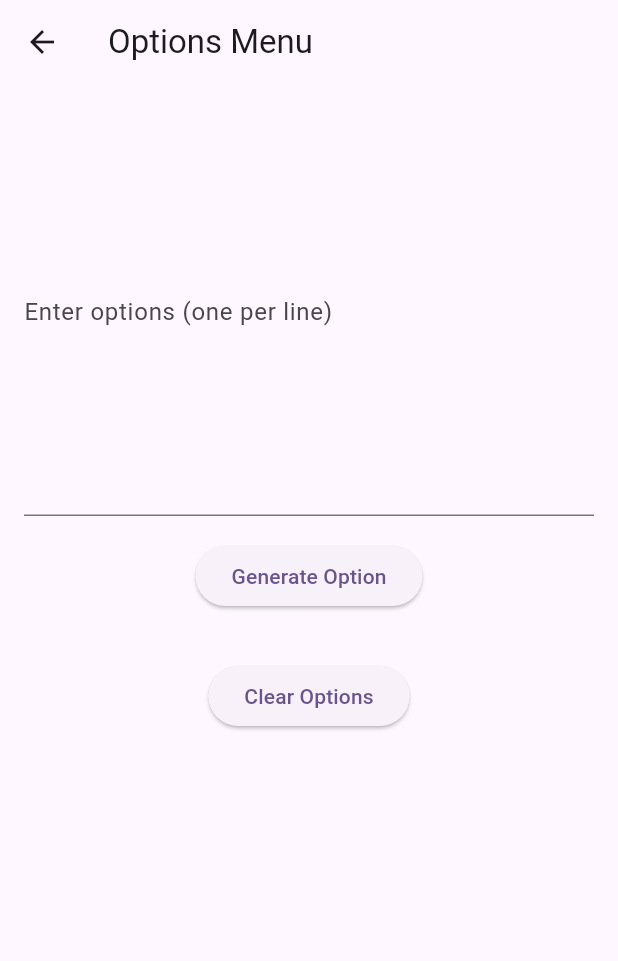
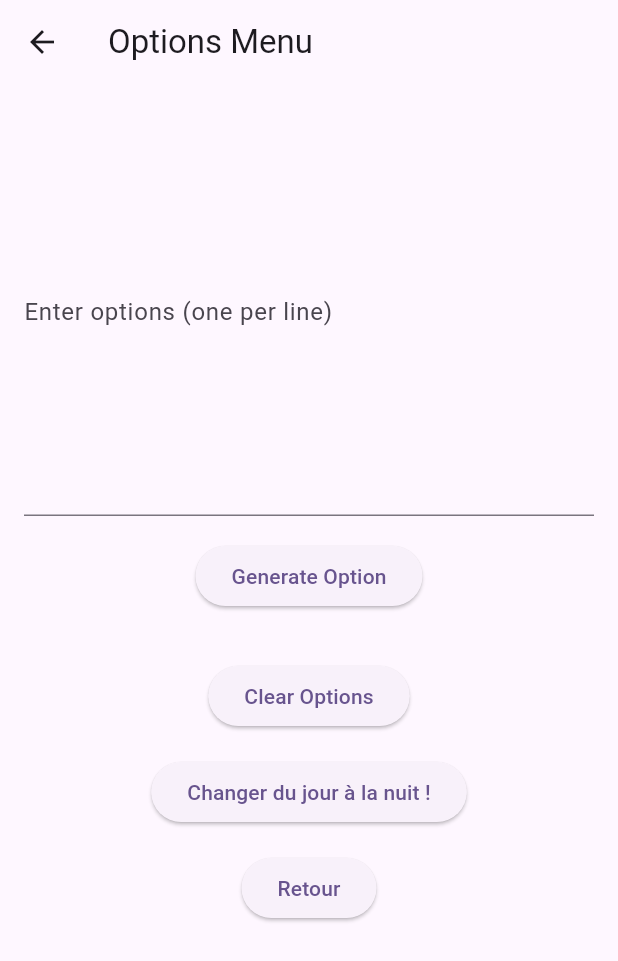
Before and after one commit to merretloic/AVA, a Flutter app: the screen it shows after launch, after a tap on the "settings" icon, on a phone screen of 412 x 824 dp. Shown: the top 961 px of the screen. Run offline on Flutter 3.47's test engine with Material 3 defaults, Android fonts, the light colour scheme and no system bars.

Commit message:
Started options menu, added configurations manager and a first test with date

```diff
--- /dev/null
+++ b/ava_frontend/lib/configurationManager.dart
@@ -0,0 +1,26 @@
+import 'package:flutter/material.dart';
+
+class ConfigurationManager {
+  final ValueNotifier<String> _styleNotifier = ValueNotifier<String>("Day");
+
+  String get style => _styleNotifier.value;
+
+  void setStyle(String newStyle) {
+    _styleNotifier.value = newStyle;
+  }
+
+  String getStyle() {
+    return _styleNotifier.value;
+  }
+
+  void updateStyle() {
+    final currentHour = DateTime.now().hour;
+    if (currentHour >= 18 || currentHour < 6) {
+      _styleNotifier.value = "Night";
+    } else {
+      _styleNotifier.value = "Day";
+    }
+  }
+
+  ValueNotifier<String> get styleNotifier => _styleNotifier;
+}
--- a/ava_frontend/lib/main.dart
+++ b/ava_frontend/lib/main.dart
@@ -1,5 +1,7 @@
+import 'package:ava_frontend/lifeStyleEditing.dart';
 import 'package:flutter/material.dart';
 import 'optionsMenu.dart';
+import 'configurationManager.dart';
 
 void main() {
   runApp(const MyApp());
@@ -11,20 +13,23 @@
   // This widget is the root of your application.
   @override
   Widget build(BuildContext context) {
+    ConfigurationManager config = ConfigurationManager();
+
     return MaterialApp(
       title: 'Flutter Demo',
       theme: ThemeData(
         colorScheme: ColorScheme.fromSeed(seedColor: Colors.deepPurple),
         useMaterial3: true,
       ),
-      home: const MyHomePage(title: 'Flutter Demo Home Page'),
+      home: MyHomePage(title: 'Flutter Demo Home Page', config: config),
     );
   }
 }
 
 class MyHomePage extends StatefulWidget {
-  const MyHomePage({super.key, required this.title});
+  const MyHomePage({super.key, required this.title, required this.config});
   final String title;
+  final ConfigurationManager config;
 
   @override
   State<MyHomePage> createState() => _MyHomePageState();
@@ -32,14 +37,18 @@
 
 class _MyHomePageState extends State<MyHomePage> {
   int _counter = 0;
+  late final ConfigurationManager configManager;
+  String get style => configManager.style;
+
+  @override
+  void initState() {
+    super.initState();
+    configManager = widget.config;
+    print(configManager.style); // Ajout de l'instruction print
+  }
 
   void _incrementCounter() {
     setState(() {
-      // This call to setState tells the Flutter framework that something has
-      // changed in this State, which causes it to rerun the build method below
-      // so that the display can reflect the updated values. If we changed
-      // _counter without calling setState(), then the build method would not be
-      // called again, and so nothing would appear to happen.
       _counter++;
     });
   }
@@ -48,27 +57,25 @@
     Navigator.push(
       context,
       MaterialPageRoute(
-        builder: (context) => const OptionsMenu(),
+        builder: (context) => OptionsMenu(configManager: configManager),
+      ),
+    );
+  }
+
+  void _lifeStyleEditingMenu() {
+    Navigator.push(
+      context,
+      MaterialPageRoute(
+        builder: (context) => const LifeStyleEditingMenu(),
       ),
     );
   }
 
   @override
   Widget build(BuildContext context) {
-    // This method is rerun every time setState is called, for instance as done
-    // by the _incrementCounter method above.
-    //
-    // The Flutter framework has been optimized to make rerunning build methods
-    // fast, so that you can just rebuild anything that needs updating rather
-    // than having to individually change instances of widgets.
     return Scaffold(
       appBar: AppBar(
-        // TRY THIS: Try changing the color here to a specific color (to
-        // Colors.amber, perhaps?) and trigger a hot reload to see the AppBar
-        // change color while the other colors stay the same.
         backgroundColor: Theme.of(context).colorScheme.inversePrimary,
-        // Here we take the value from the MyHomePage object that was created by
-        // the App.build method, and use it to set our appbar title.
         title: Text(widget.title),
       ),
       body: Stack(
@@ -76,36 +83,39 @@
           Positioned(
             top: 0,
             left: 0,
-            child: FloatingActionButton(
-              onPressed: () {
-                _optionMenu();
-              },
-              tooltip: 'Settings',
-              child: const Icon(Icons.settings),
+            child: Column(
+              children: [
+                FloatingActionButton(
+                  heroTag: 'settings',
+                  onPressed: () {
+                    _optionMenu();
+                  },
+                  tooltip: 'Settings',
+                  child: const Icon(Icons.settings),
+                ),
+                const SizedBox(height: 10),
+                FloatingActionButton(
+                  heroTag: 'lifestyle',
+                  onPressed: () {
+                    _lifeStyleEditingMenu();
+                  },
+                  tooltip: 'Favorite',
+                  child: const Icon(Icons.favorite),
+                ),
+              ],
             ),
           ),
           Center(
-            // Center is a layout widget. It takes a single child and positions it
-            // in the middle of the parent.
             child: Column(
-              // Column is also a layout widget. It takes a list of children and
-              // arranges them vertically. By default, it sizes itself to fit its
-              // children horizontally, and tries to be as tall as its parent.
-              //
-              // Column has various properties to control how it sizes itself and
-              // how it positions its children. Here we use mainAxisAlignment to
-              // center the children vertically; the main axis here is the vertical
-              // axis because Columns are vertical (the cross axis would be
-              // horizontal).
-              //
-              // TRY THIS: Invoke "debug painting" (choose the "Toggle Debug Paint"
-              // action in the IDE, or press "p" in the console), to see the
-              // wireframe for each widget.
               mainAxisAlignment: MainAxisAlignment.center,
               children: <Widget>[
-                const Text(
-                  'You have pushed the button this many times:',
+                ValueListenableBuilder<String>(
+                  valueListenable: configManager.styleNotifier,
+                  builder: (context, value, child) {
+                    return Text('Il fait : $value');
+                  },
                 ),
+                const Text('You have pushed the button this many times:'),
                 Text(
                   '$_counter',
                   style: Theme.of(context).textTheme.headlineMedium,
@@ -116,10 +126,11 @@
         ],
       ),
       floatingActionButton: FloatingActionButton(
+        heroTag: 'increment',
         onPressed: _incrementCounter,
         tooltip: 'Increment',
         child: const Icon(Icons.add),
-      ), // This trailing comma makes auto-formatting nicer for build methods.
+      ),
     );
   }
 }
--- a/ava_frontend/lib/optionsMenu.dart
+++ b/ava_frontend/lib/optionsMenu.dart
@@ -1,17 +1,26 @@
 import 'dart:math';
+import 'package:ava_frontend/configurationManager.dart';
 import 'package:flutter/material.dart';
 
 class OptionsMenu extends StatefulWidget {
-  const OptionsMenu({super.key});
+  final ConfigurationManager configManager;
+  const OptionsMenu({super.key, required this.configManager});
 
   @override
   _OptionsMenuState createState() => _OptionsMenuState();
 }
 
 class _OptionsMenuState extends State<OptionsMenu> {
+  late ConfigurationManager configManager;
   String _options = '';
   String _optionsResult = '';
   final _optionsController = TextEditingController();
+
+  @override
+  void initState() {
+    super.initState();
+    configManager = widget.configManager;
+  }
 
   void _generateOptions() {
     setState(() {
@@ -29,6 +38,15 @@ class _OptionsMenuState extends State<OptionsMenu> {
       _optionsResult = '';
       _optionsController.clear();
     });
+  }
+
+  void _jourNuit() {
+    configManager.updateStyle();
+    print('Style: ${configManager.getStyle()}');
+  }
+
+  void _retourMain() {
+    Navigator.pop(context);
   }
 
   @override
@@ -72,6 +90,13 @@ class _OptionsMenuState extends State<OptionsMenu> {
               onPressed: _clearOptions,
               child: const Text('Clear Options'),
             ),
+            const SizedBox(height: 16.0),
+            ElevatedButton(
+              onPressed: _jourNuit,
+              child: const Text('Changer du jour à la nuit !'),
+            ),
+            const SizedBox(height: 16.0),
+            ElevatedButton(onPressed: _retourMain, child: const Text('Retour')),
           ],
         ),
       ),
```
Also changed, not shown: ava_frontend/lib/lifeStyleEditing.dart (added, +53 -0 lines).
